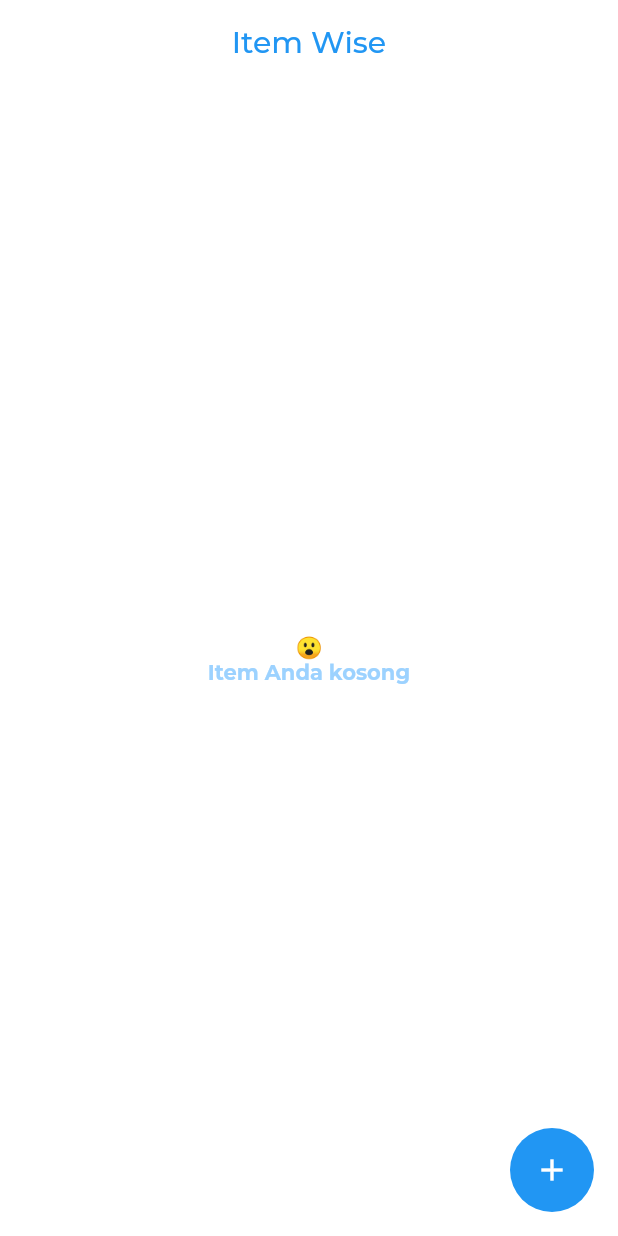
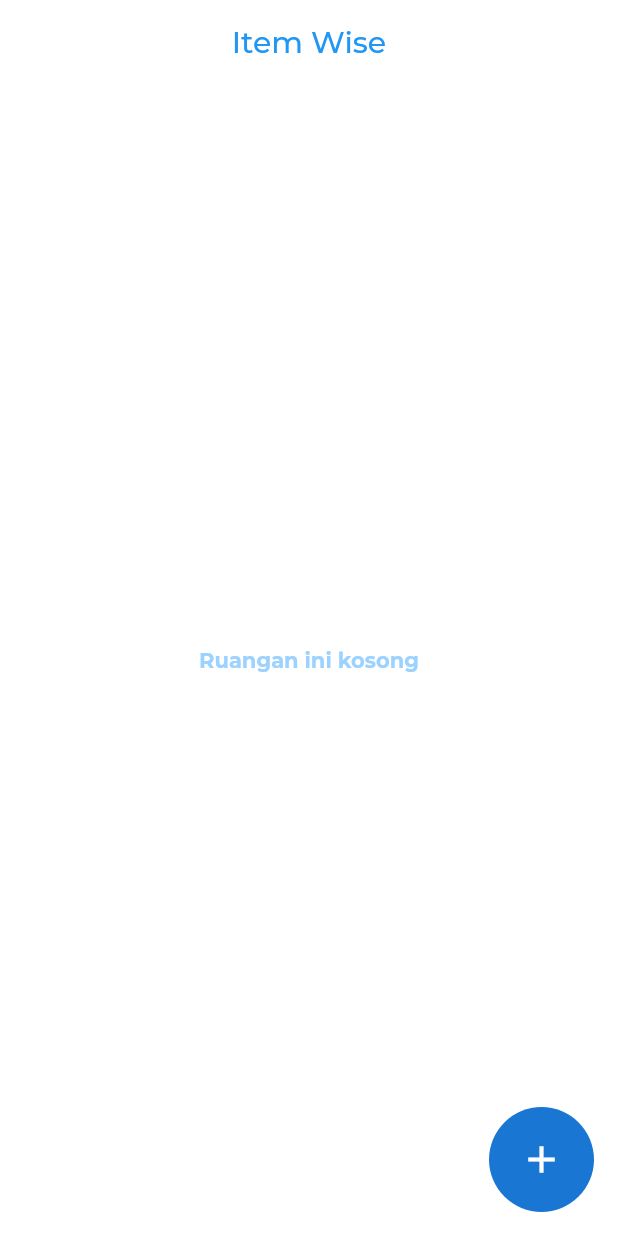
Before and after one commit to ramasii/itemwise, a Flutter app: the screen it shows after launch, on a phone screen of 412 x 824 dp. Run offline on Flutter 3.47's test engine with Material 2 defaults, Android fonts, the phone set to English and light mode, and no system bars; generated files the repository leaves out were written again.

```diff
--- /dev/null
+++ b/l10n.yaml
@@ -0,0 +1,3 @@
+arb-dir: lib/l10n
+template-arb-file: app_id.arb
+output-localization-file: app_localizations.dart
--- /dev/null
+++ b/lib/allpackages.dart
@@ -0,0 +1,2 @@
+export 'package:flutter_localizations/flutter_localizations.dart';
+export 'package:flutter_gen/gen_l10n/app_localizations.dart';
--- /dev/null
+++ b/lib/l10n/app_id.arb
@@ -0,0 +1,5 @@
+{
+    "addData": "Tambah Data",
+    "thisRoomEmpty": "Ruangan ini kosong",
+    "close": "Tutup"
+}
--- /dev/null
+++ b/lib/l10n/l10n.dart
@@ -0,0 +1,5 @@
+import 'package:flutter/material.dart';
+
+class L10n {
+  static final all = [const Locale('id'), const Locale('en')];
+}
--- a/lib/main.dart
+++ b/lib/main.dart
@@ -1,4 +1,7 @@
 import 'package:flutter/material.dart';
+import 'package:flutter_localizations/flutter_localizations.dart';
+import 'package:flutter_gen/gen_l10n/app_localizations.dart';
+import 'l10n/l10n.dart';
 import './pages/pages.dart';
 
 void main() {
@@ -11,27 +14,42 @@ class MyApp extends StatelessWidget {
   Widget build(BuildContext context) {
     return MaterialApp(
       title: 'Item Wise',
-      theme: ThemeData(
+      supportedLocales: L10n.all,
+      locale: const Locale('id'),
+      localizationsDelegates: const [
+              AppLocalizations.delegate,
+              GlobalWidgetsLocalizations.delegate,
+              GlobalMaterialLocalizations.delegate,
+              GlobalCupertinoLocalizations.delegate
+            ],
+      theme: _themeData(),
+      home: SplashPage(),
+    );
+  }
+
+  //--------------------------------------------------------------------------------//
+
+  ThemeData _themeData() {
+    return ThemeData(
       fontFamily: "Montserrat",
       primarySwatch: Colors.blue,
       secondaryHeaderColor: Colors.lightBlue,
       splashColor: Color.fromARGB(255, 183, 223, 255),
       canvasColor: Colors.white,
-        // accentColor: Colors.lightBlue,
-        // backgroundColor: Colors.white,
       floatingActionButtonTheme: const FloatingActionButtonThemeData(
         elevation: 0,
       ),
-        appBarTheme: const AppBarTheme(
+      appBarTheme: _appBarTheme(),
+    );
+  }
+
+  AppBarTheme _appBarTheme() {
+    return const AppBarTheme(
         centerTitle: true,
         titleTextStyle: TextStyle(fontFamily: "Montserrat", fontSize: 20, fontWeight: FontWeight.w500, color: Colors.blue),
         color: Colors.white,
         iconTheme: IconThemeData(color: Color.fromARGB(255, 255, 255, 255)),
         elevation: 0,
-          // brightness: Brightness.light,.
-        ),
-      ),
-      home: SplashPage(),
       );
   }
 }
--- a/lib/pages/home_page.dart
+++ b/lib/pages/home_page.dart
@@ -1,5 +1,6 @@
 import 'dart:developer';
 
+import 'package:itemwise/allpackages.dart';
 import 'package:flutter/material.dart';
 
 class MyHomePage extends StatefulWidget {
@@ -20,11 +21,35 @@ class _MyHomePageState extends State<MyHomePage> {
       appBar: AppBar(
         title: Text(widget.title),
       ),
-      body: items.isNotEmpty ? SingleChildScrollView(
+      body: items.isNotEmpty ? listItems(context)
+      : Center(child: Text(AppLocalizations.of(context)!.thisRoomEmpty, style: const TextStyle(fontWeight: FontWeight.bold, color: Color.fromARGB(255, 156, 210, 255)), textAlign: TextAlign.center,),),
+      floatingActionButton: Tooltip(
+        message: AppLocalizations.of(context)!.addData,
+        child: InkWell(
+          onTap: () => _addList(),
+          radius: 35,
+          borderRadius: BorderRadius.circular(30),
+          child: const CircleAvatar(
+            radius: 35,
+            child: Icon(Icons.add, size: 30,),
+          ),
+        ),
+      ),
+    );
+  }
+
+  Widget listItems(BuildContext context) {
+    return SingleChildScrollView(
       child: Column(
           children: List.generate(items.length, (index) {
         var id = items[index]['id'];
         var title = items[index]['title'];
+        return buildItem(index, context, id, title);
+      })),
+    );
+  }
+
+  Widget buildItem(int index, BuildContext context, id, title) {
     return Row(
         children: [
           Expanded(
@@ -46,15 +71,6 @@ class _MyHomePageState extends State<MyHomePage> {
           ))
         ],
       );
-        })),
-      )
-      : const Center(child: Text('😮\nItem Anda kosong', style: TextStyle(fontWeight: FontWeight.bold, color: Color.fromARGB(255, 156, 210, 255)), textAlign: TextAlign.center,),),
-      floatingActionButton: FloatingActionButton(
-        onPressed: _addList,
-        tooltip: 'Tambah Data',
-        child: const Icon(Icons.add),
-      ),
-    );
   }
 
   Future<void> tampilkanDialog(BuildContext context, id, title) {
@@ -69,7 +85,7 @@ class _MyHomePageState extends State<MyHomePage> {
               onPressed: () {
                 Navigator.of(context).pop(); // Tutup dialog
               },
-              child: const Text('Tutup'),
+              child: Text(AppLocalizations.of(context)!.close),
             ),
           ],
         );
```
Also changed, not shown: pubspec.yaml (+4 -14 lines), 3 other files. Lines whose indentation alone changed are shown as unchanged.
